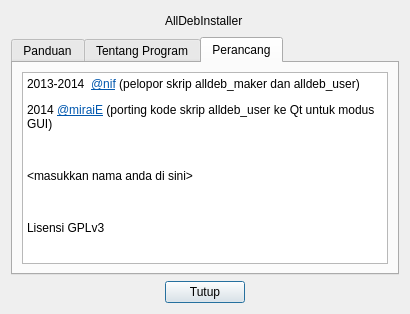
The window that about.ui (grOS-TEAM/alldeb-source) describes before a commit, drawn with Qt 5.
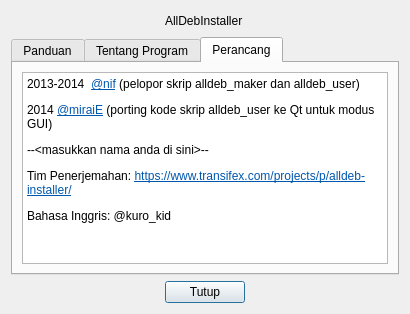
The same window after the commit. The open tabs and pages were chosen to show the change.

The edit to the form file:
```diff
--- a/about.ui
+++ b/about.ui
@@ -80,10 +80,9 @@
 &lt;/style&gt;&lt;/head&gt;&lt;body style=&quot; font-family:'Sans Serif'; font-size:9pt; font-weight:400; font-style:normal;&quot;&gt;
 &lt;p style=&quot; margin-top:0px; margin-bottom:0px; margin-left:0px; margin-right:0px; -qt-block-indent:0; text-indent:0px;&quot;&gt;2013-2014  &lt;a href=&quot;http://ubuntu-indonesia.com/forums/ubbthreads.php/users/9449&quot;&gt;&lt;span style=&quot; text-decoration: underline; color:#0057ae;&quot;&gt;@nif&lt;/span&gt;&lt;/a&gt; (pelopor skrip alldeb_maker dan alldeb_user)&lt;/p&gt;
 &lt;p style=&quot; margin-top:12px; margin-bottom:12px; margin-left:0px; margin-right:0px; -qt-block-indent:0; text-indent:0px;&quot;&gt;2014 &lt;a href=&quot;http://ubuntu-indonesia.com/forums/ubbthreads.php/users/3830/miraiE&quot;&gt;&lt;span style=&quot; text-decoration: underline; color:#0057ae;&quot;&gt;@miraiE&lt;/span&gt;&lt;/a&gt; (porting kode skrip alldeb_user ke Qt untuk modus GUI)&lt;/p&gt;
-&lt;p style=&quot;-qt-paragraph-type:empty; margin-top:12px; margin-bottom:12px; margin-left:0px; margin-right:0px; -qt-block-indent:0; text-indent:0px;&quot;&gt;&lt;br /&gt;&lt;/p&gt;
-&lt;p style=&quot; margin-top:12px; margin-bottom:12px; margin-left:0px; margin-right:0px; -qt-block-indent:0; text-indent:0px;&quot;&gt;&amp;lt;masukkan nama anda di sini&amp;gt;&lt;/p&gt;
-&lt;p style=&quot;-qt-paragraph-type:empty; margin-top:12px; margin-bottom:12px; margin-left:0px; margin-right:0px; -qt-block-indent:0; text-indent:0px;&quot;&gt;&lt;br /&gt;&lt;/p&gt;
-&lt;p style=&quot; margin-top:12px; margin-bottom:12px; margin-left:0px; margin-right:0px; -qt-block-indent:0; text-indent:0px;&quot;&gt;Lisensi GPLv3&lt;/p&gt;&lt;/body&gt;&lt;/html&gt;</string>
+&lt;p style=&quot; margin-top:12px; margin-bottom:12px; margin-left:0px; margin-right:0px; -qt-block-indent:0; text-indent:0px;&quot;&gt;--&amp;lt;masukkan nama anda di sini&amp;gt;--&lt;/p&gt;
+&lt;p style=&quot; margin-top:12px; margin-bottom:12px; margin-left:0px; margin-right:0px; -qt-block-indent:0; text-indent:0px;&quot;&gt;Tim Penerjemahan: &lt;a href=&quot;https://www.transifex.com/projects/p/alldeb-installer/&quot;&gt;&lt;span style=&quot; text-decoration: underline; color:#0057ae;&quot;&gt;https://www.transifex.com/projects/p/alldeb-installer/&lt;/span&gt;&lt;/a&gt;&lt;/p&gt;
+&lt;p style=&quot; margin-top:12px; margin-bottom:12px; margin-left:0px; margin-right:0px; -qt-block-indent:0; text-indent:0px;&quot;&gt;Bahasa Inggris: @kuro_kid&lt;/p&gt;&lt;/body&gt;&lt;/html&gt;</string>
          </property>
         </widget>
        </item>
```
Left out of the diff: 3 changed lines with no effect on the pictures.
